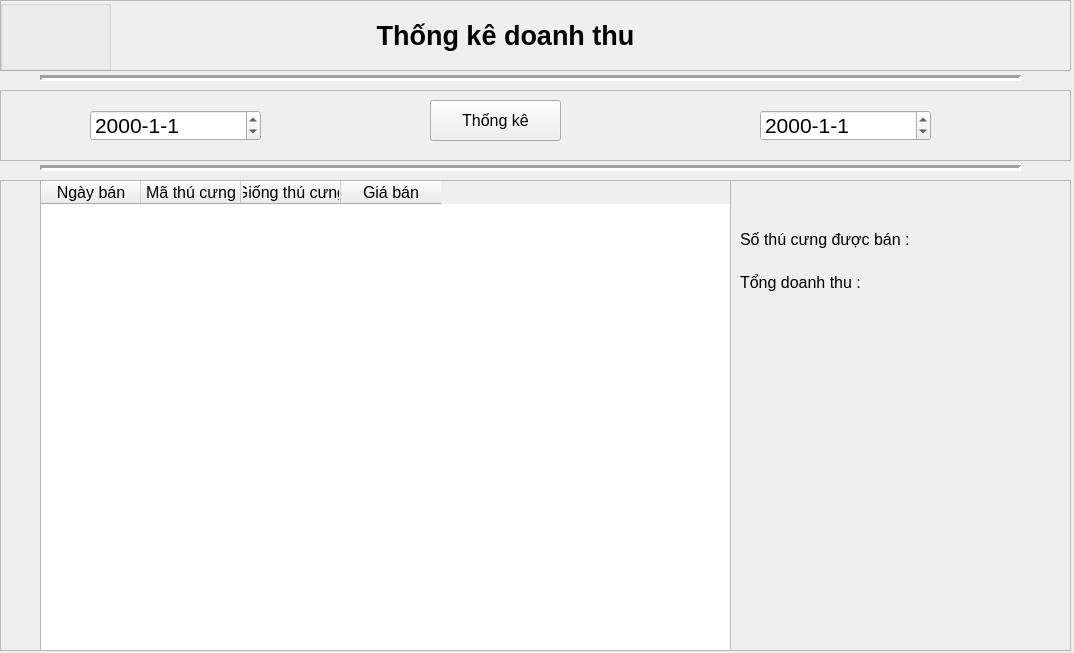
lehieu181023/QLTC-python, file Thongke/thongke.ui: the form before one commit.
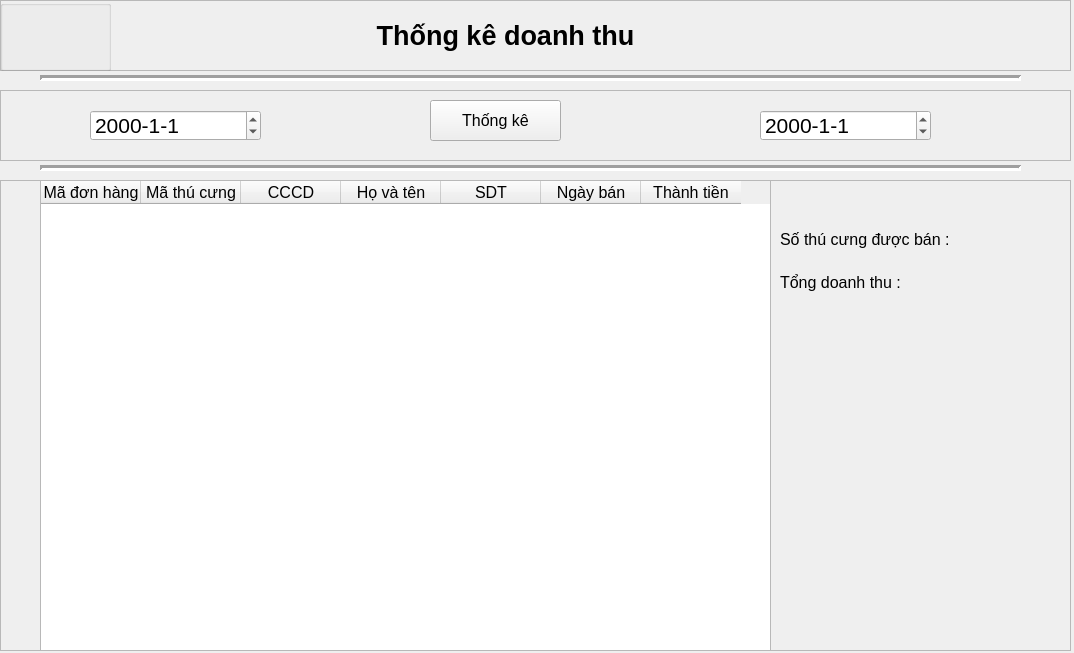
The form after the commit. Icons and pictures are not drawn.

What changed in the file:
```diff
--- a/Thongke/thongke.ui
+++ b/Thongke/thongke.ui
@@ -165,13 +165,13 @@
       <rect>
        <x>40</x>
        <y>0</y>
-       <width>691</width>
+       <width>731</width>
        <height>471</height>
       </rect>
      </property>
      <column>
       <property name="text">
-       <string>Ngày bán</string>
+       <string>Mã đơn hàng</string>
       </property>
      </column>
      <column>
@@ -181,19 +181,34 @@
      </column>
      <column>
       <property name="text">
-       <string>Giống thú cưng</string>
+       <string>CCCD</string>
       </property>
      </column>
      <column>
       <property name="text">
-       <string>Giá bán</string>
+       <string>Họ và tên</string>
+      </property>
+     </column>
+     <column>
+      <property name="text">
+       <string>SDT</string>
+      </property>
+     </column>
+     <column>
+      <property name="text">
+       <string>Ngày bán</string>
+      </property>
+     </column>
+     <column>
+      <property name="text">
+       <string>Thành tiền</string>
       </property>
      </column>
     </widget>
     <widget class="QWidget" name="layoutWidget">
      <property name="geometry">
       <rect>
-       <x>740</x>
+       <x>780</x>
        <y>40</y>
        <width>171</width>
        <height>81</height>
@@ -229,9 +244,9 @@
     <widget class="QWidget" name="layoutWidget">
      <property name="geometry">
       <rect>
-       <x>910</x>
+       <x>950</x>
        <y>40</y>
-       <width>161</width>
+       <width>121</width>
        <height>81</height>
       </rect>
      </property>
@@ -240,7 +255,10 @@
        <widget class="QLabel" name="lb_sotc">
         <property name="font">
          <font>
+          <family>Arial</family>
           <pointsize>12</pointsize>
+          <weight>75</weight>
+          <bold>true</bold>
          </font>
         </property>
         <property name="text">
@@ -252,7 +270,10 @@
        <widget class="QLabel" name="lb_tdt">
         <property name="font">
          <font>
+          <family>Arial</family>
           <pointsize>12</pointsize>
+          <weight>75</weight>
+          <bold>true</bold>
          </font>
         </property>
         <property name="text">
```
